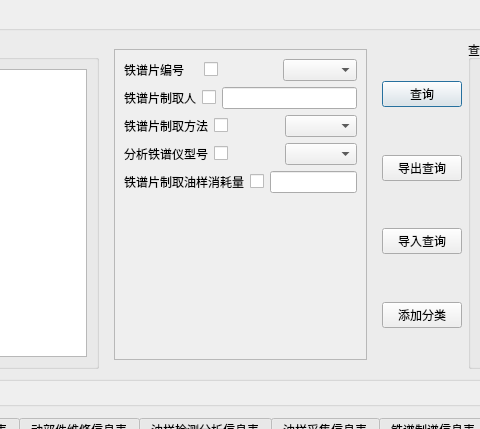
Above: advancesearchdlg.ui from WooodHead/labelling3 before the change; both pictures show x 184 to 664 and y 0 to 429 of the 935 by 655 pixel window. Below: the same form after it.
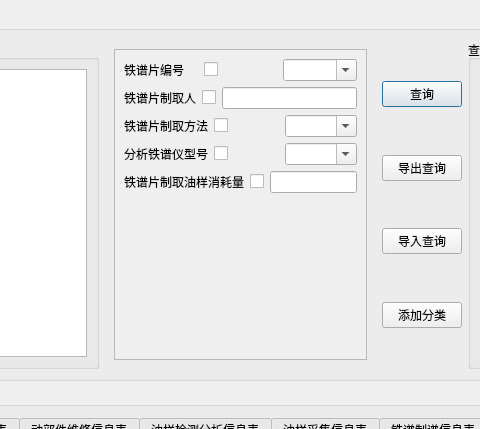
That is the form after the change. The open tabs and pages were chosen to show the change.

Diff of the .ui file:
```diff
--- a/advancesearchdlg.ui
+++ b/advancesearchdlg.ui
@@ -1772,8 +1772,8 @@
               <rect>
                <x>0</x>
                <y>0</y>
-               <width>276</width>
-               <height>316</height>
+               <width>286</width>
+               <height>350</height>
               </rect>
              </property>
              <layout class="QVBoxLayout" name="verticalLayout_6">
@@ -1794,7 +1794,11 @@
                  </widget>
                 </item>
                 <item>
-                 <widget class="QComboBox" name="feg_ferrographysheetidCbBox"/>
+                 <widget class="QComboBox" name="feg_ferrographysheetidCbBox">
+                  <property name="editable">
+                   <bool>true</bool>
+                  </property>
+                 </widget>
                 </item>
                </layout>
               </item>
@@ -1836,7 +1840,11 @@
                  </widget>
                 </item>
                 <item>
-                 <widget class="QComboBox" name="feg_ferrographymakemethodCbBox"/>
+                 <widget class="QComboBox" name="feg_ferrographymakemethodCbBox">
+                  <property name="editable">
+                   <bool>true</bool>
+                  </property>
+                 </widget>
                 </item>
                </layout>
               </item>
@@ -1857,7 +1865,11 @@
                  </widget>
                 </item>
                 <item>
-                 <widget class="QComboBox" name="feg_ferrographyanalyzertypeCbBox"/>
+                 <widget class="QComboBox" name="feg_ferrographyanalyzertypeCbBox">
+                  <property name="editable">
+                   <bool>true</bool>
+                  </property>
+                 </widget>
                 </item>
                </layout>
               </item>
```
Left out of the diff: 44 changed lines with no effect on the pictures.
